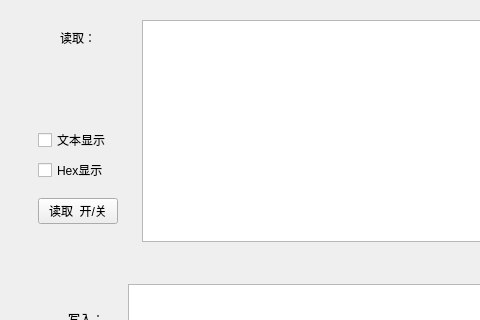
The window that widget.ui (nex-bin/QTserialport01) describes before a commit, drawn with Qt 5; both pictures show x 0 to 480 and y 0 to 320 of the 800 by 600 pixel window.
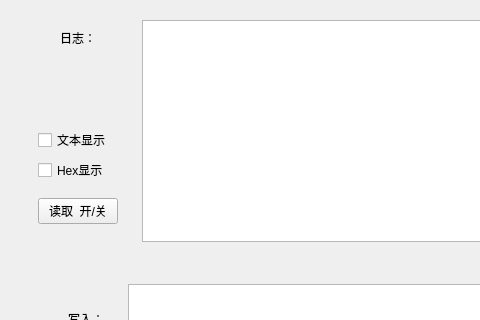
The same window after the commit.

```diff
--- a/widget.ui
+++ b/widget.ui
@@ -35,7 +35,7 @@
          <item alignment="Qt::AlignmentFlag::AlignHCenter">
           <widget class="QLabel" name="label_6">
            <property name="text">
-            <string>读取：</string>
+            <string>日志：</string>
            </property>
           </widget>
          </item>
```
